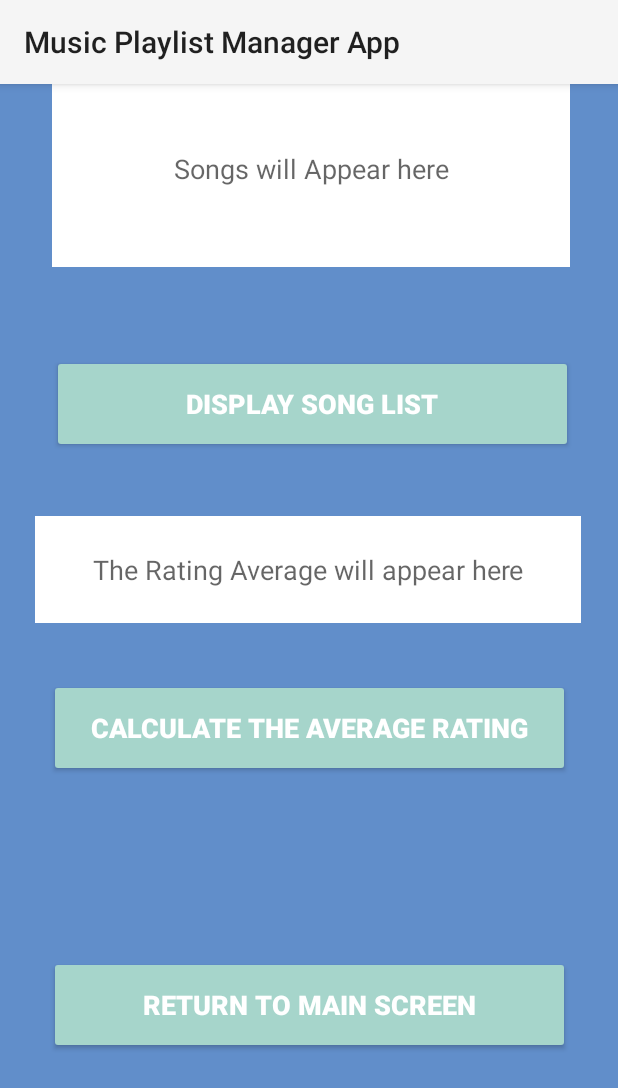
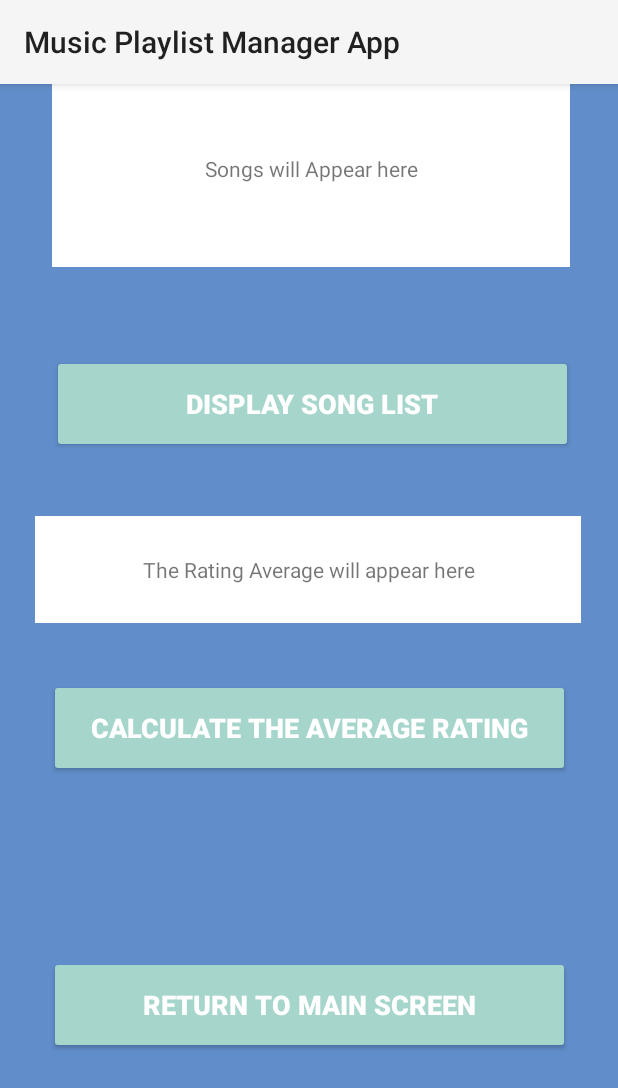
Before and after one commit to Minenhle-03/Music-Playlist-Manager-App, an Android app: the MainActivity3 screen opened directly, with no data from a screen before it, on a phone screen of 412 x 824 dp. Shown: the top 1088 px of the screen. Run offline under Robolectric (Android 15) with nearby library versions, the phone set to English and light mode, and no system bars.

Commit message:
last push and commit

```diff
--- a/app/src/main/java/vcmsa/ci/musicplaylistmanagerapp/MainActivity3.kt
+++ b/app/src/main/java/vcmsa/ci/musicplaylistmanagerapp/MainActivity3.kt
@@ -1,19 +1,68 @@
 package vcmsa.ci.musicplaylistmanagerapp
 
+import android.annotation.SuppressLint
 import android.os.Bundle
+import android.widget.Button
+import android.widget.TextView
 import androidx.activity.enableEdgeToEdge
 import androidx.appcompat.app.AppCompatActivity
 import androidx.core.view.ViewCompat
 import androidx.core.view.WindowInsetsCompat
+import java.lang.Integer.sum
 
 class MainActivity3 : AppCompatActivity() {
 
-    //
+    //declaring the screen elements
+    private lateinit var allSongs:TextView
+    private lateinit var averageRates:TextView
+    private lateinit var returnButton:Button
+    private lateinit var averageButton:Button
+    private lateinit var detailsButton:Button
+
+    @SuppressLint("MissingInflatedId")
     override fun onCreate(savedInstanceState: Bundle?) {
         super.onCreate(savedInstanceState)
         enableEdgeToEdge()
         setContentView(R.layout.activity_main3)
 
+        // combine all the variables together
+        allSongs = findViewById(R.id.playlistText)
+        averageRates = findViewById(R.id.averageText)
+        returnButton = findViewById(R.id.returnButton)
+        averageButton = findViewById(R.id.calcAverageButton)
+        detailsButton = findViewById(R.id.playListButton)
 
+        // Receive data from the previous screen
+        val songs = intent.getStringArrayListExtra("song") ?: arrayListOf()
+        val artistName = intent.getStringArrayListExtra("artists") ?: arrayListOf()
+        val rates = intent.getIntegerArrayListExtra("rating") ?: arrayListOf()
+        val comments = intent.getStringArrayListExtra("comment") ?: arrayListOf()
+
+        //when the user clicks on display this happens
+        detailsButton.setOnClickListener {
+            val list = songs.indices.joinToString("\n") {
+
+                // create a string that's going to know what where to save
+                "${songs[it]} (${artistName[it]} - ${rates[it]}: ${comments[it]}"
+            }
+            // show all these information in this textView
+            allSongs.text = list.ifBlank { "No Songs Were added" }
+
+            //show the average in the text box
+            averageButton.setOnClickListener {
+                val averageText = songs.indices.joinToString("\n"){
+                    //show only songs name and its rating
+                    "${songs[it]} rate:${rates[it]}"
+                }
+                // show average here on this text
+                averageRates.text= averageText.ifBlank { "No rates has been provided" }
+
+            }
+
+            // when the user click the return button this happen
+            returnButton.setOnClickListener {
+                finish() // closes the app
+            }
+        }
     }
 }
--- a/app/src/main/res/layout/activity_main3.xml
+++ b/app/src/main/res/layout/activity_main3.xml
@@ -9,14 +9,14 @@
     tools:context=".MainActivity3">
 
 
-    <EditText
-        android:id="@+id/ratingText"
+    <TextView
+        android:id="@+id/playlistText"
         android:layout_width="345dp"
         android:layout_height="131dp"
         android:background="#FFFFFF"
         android:ems="10"
         android:gravity="center"
-        android:hint="Songs will Appear here"
+        android:text="Songs will Appear here"
         app:layout_constraintBottom_toBottomOf="parent"
         app:layout_constraintEnd_toEndOf="parent"
         app:layout_constraintHorizontal_bias="0.515"
@@ -24,14 +24,14 @@
         app:layout_constraintTop_toTopOf="parent"
         app:layout_constraintVertical_bias="0.067" />
 
-    <EditText
+    <TextView
         android:id="@+id/averageText"
         android:layout_width="364dp"
         android:layout_height="71dp"
         android:background="#FFFFFF"
         android:ems="10"
         android:gravity="center"
-        android:hint="The Rating Average will appear here"
+        android:text="The Rating Average will appear here"
         app:layout_constraintBottom_toBottomOf="parent"
         app:layout_constraintEnd_toEndOf="parent"
         app:layout_constraintHorizontal_bias="0.489"
```
